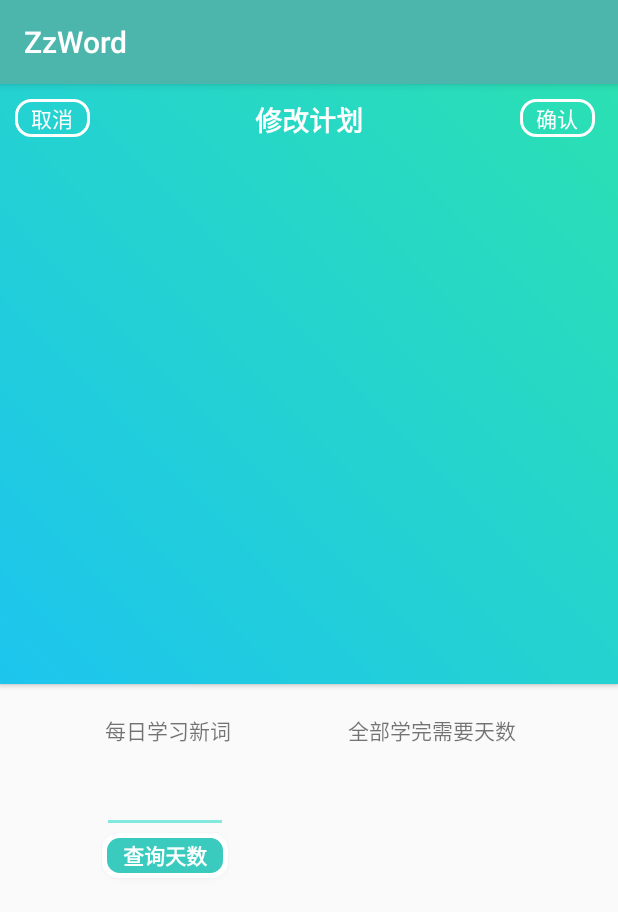
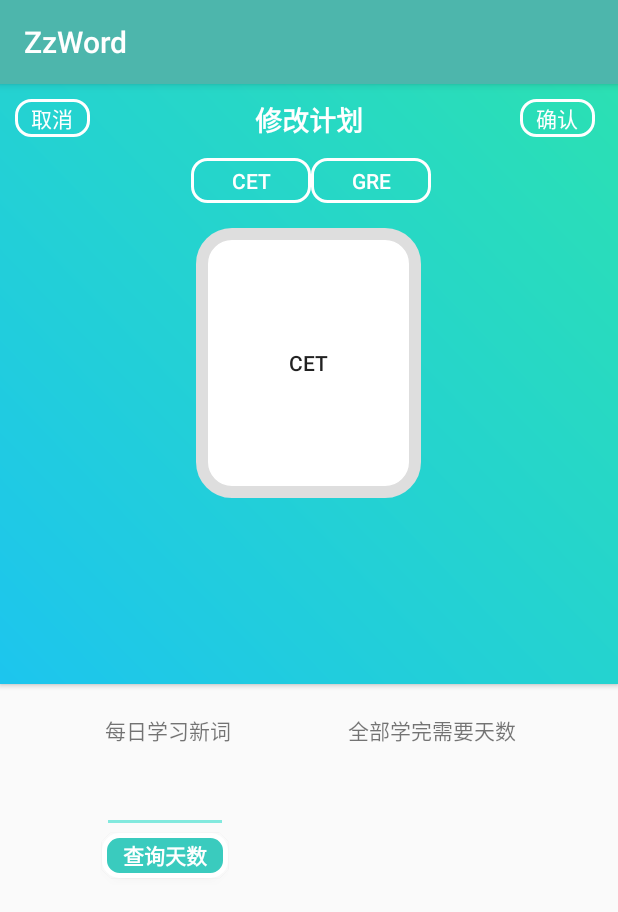
Before and after one commit to Sm0ckingBird/ZzWord, an Android app: the ChangePlan screen opened directly, with no data from a screen before it, on a phone screen of 412 x 824 dp. Shown: the top 912 px of the screen. Run offline under Robolectric (Android 15) with nearby library versions, the phone set to English and light mode, and no system bars.

Commit message:
Add files via upload

```diff
--- a/app/src/main/res/layout/changeplan.xml
+++ b/app/src/main/res/layout/changeplan.xml
@@ -93,4 +93,39 @@
         android:textColor="#FFFFFF"
         android:textStyle="bold" />
 
+    <Button
+        android:id="@+id/GRE"
+        android:layout_width="80dp"
+        android:layout_height="30dp"
+        android:layout_alignParentLeft="true"
+        android:layout_alignParentTop="true"
+        android:layout_marginLeft="207dp"
+        android:layout_marginTop="49dp"
+        android:background="@drawable/queding"
+        android:text="GRE"
+        android:textColor="#ffffff" />
+
+    <Button
+        android:id="@+id/CET"
+        android:layout_width="80dp"
+        android:layout_height="30dp"
+        android:layout_alignParentLeft="true"
+        android:layout_alignParentTop="true"
+        android:layout_marginLeft="127dp"
+        android:layout_marginTop="49dp"
+        android:background="@drawable/queding"
+        android:text="CET"
+        android:textColor="#ffffff" />
+
+    <Button
+        android:id="@+id/show"
+        android:layout_width="150dp"
+        android:layout_height="180dp"
+        android:layout_alignParentLeft="false"
+        android:layout_alignParentTop="true"
+        android:layout_centerHorizontal="true"
+        android:layout_marginTop="96dp"
+        android:background="@drawable/shape"
+        android:text="CET" />
+
 </RelativeLayout>
```
